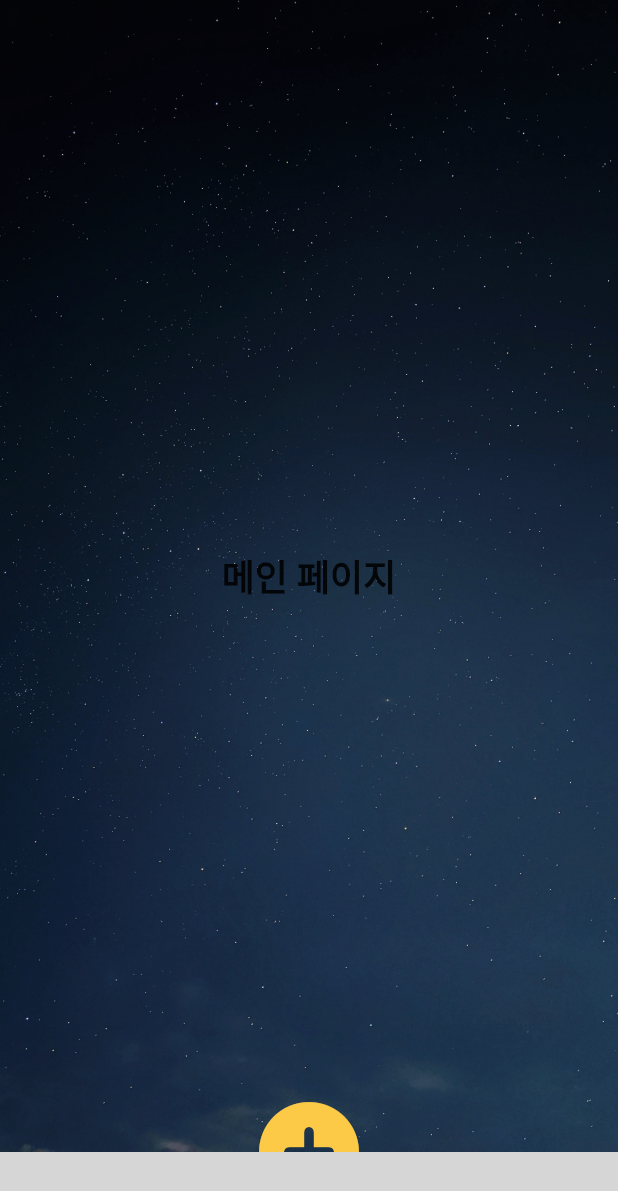
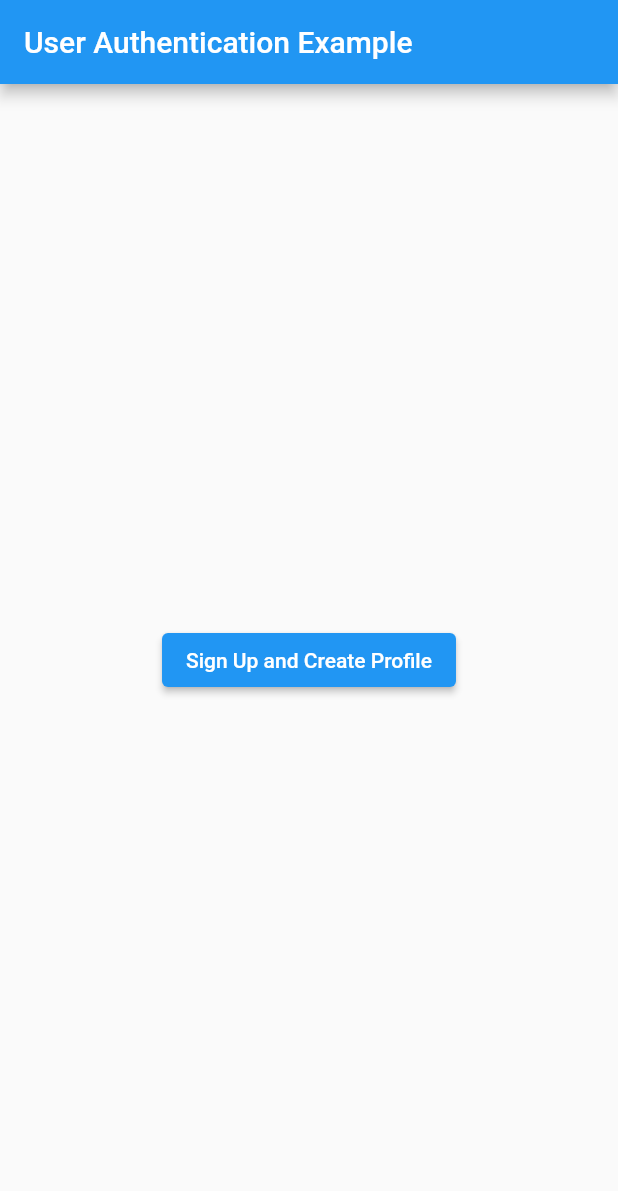
Before and after one commit to star-dark/spydir, a Flutter app: the screen it shows after launch, on a phone screen of 412 x 824 dp. Shown: the top 1191 px of the screen. Run offline on Flutter 3.47's test engine with Material 2 defaults, Android fonts, the phone set to English and light mode, and no system bars; our stand-ins replace cloud_firestore, firebase_auth, firebase_core, flutter_riverpod, font_awesome_flutter; missing offline and left inert: flutter_application_3; accounts and stored records are empty; statements that could not run were skipped; grey boxes are pictures that could not be loaded.

Commit message:
8/9_15:00
test

```diff
--- a/lib/main.dart
+++ b/lib/main.dart
@@ -1,99 +1,69 @@
+import 'package:firebase_auth/firebase_auth.dart';
+import 'package:firebase_core/firebase_core.dart';
 import 'package:flutter/material.dart';
-import 'package:spydir/pages/main_page.dart';
-import 'package:spydir/widgets/bottom_navigation_bar.dart';
-import 'package:spydir/pages/observe_page.dart';
-import 'package:spydir/pages/write_page.dart';
-import 'package:spydir/pages/calendar_page.dart';
-import 'package:spydir/pages/profile_page.dart';
-import 'package:spydir/screens/login_screen.dart';
-import 'package:spydir/widgets/floating_button.dart';
+import 'package:flutter_application_3/firebase_options.dart';
+import 'package:flutter_application_3/user_authentication.dart';
+import 'package:flutter_application_3/users/models/user_profile_model.dart';
+import 'package:flutter_application_3/users/repos/user_repository.dart';
+import 'package:flutter_riverpod/flutter_riverpod.dart';
 
-void main() {
-  runApp(const MainApp());
+final userRepo = UserRepository();
+
+Future<void> main() async {
+  WidgetsFlutterBinding.ensureInitialized();
+  await Firebase.initializeApp(
+    options: DefaultFirebaseOptions.currentPlatform,
+  );
+
+  runApp(
+    ProviderScope(
+      child: MyApp(),
+    ),
+  );
 }
 
-class MainApp extends StatefulWidget {
-  const MainApp({Key? key}) : super(key: key);
+class MyApp extends StatelessWidget {
+  final UserAuthentication _auth = UserAuthentication();
 
-  @override
-  State<MainApp> createState() => _MainAppState();
-}
-
-class _MainAppState extends State<MainApp> {
-//@@@@@@@@@@@@@@@@@@@@@@@@@@@@@@@@@@@@@@@@@@@@@@@@
-  bool isLogin = true; //로그인 상태 변경
-//@@@@@@@@@@@@@@@@@@@@@@@@@@@@@@@@@@@@@@@@@@@@@@@@
-  int _currentIndex = 0;
-
-  final List<Widget> _pages = [
-    const MainPage(),
-    const ObservePage(),
-    const WritePage(),
-    const CalendarPage(),
-    const ProfilePage(),
-  ];
+  MyApp({Key? key}) : super(key: key);
 
   @override
   Widget build(BuildContext context) {
-    Widget initialPage;
+    return MaterialApp(
+      home: Scaffold(
+        appBar: AppBar(title: const Text('User Authentication Example')),
+        body: Center(
+          child: Column(
+            mainAxisAlignment: MainAxisAlignment.center,
+            children: [
+              ElevatedButton(
+                onPressed: () async {
+                  await _auth.signUpWithEmailAndPassword(
+                      'test@example.com', 'password');
 
-    void set2() {
-      setState(() {
-        _currentIndex = 2;
-      });
-    }
+                  User? user = _auth.getCurrentUser();
+                  if (user != null) {
+                    UserProfileModel userProfile = UserProfileModel(
+                      uid: user.uid,
+                      email: user.email ?? '',
+                      name: 'Test User',
+                      bio: 'Hello, I am a test user!',
+                      link: 'https://example.com',
+                    );
 
-    if (isLogin) {
-      initialPage = const MainPage(); //로그인 상태라면 메인페이지로 이동
-    }
-
-    return MaterialApp(
-      theme: ThemeData(
-        primaryColor: const Color.fromRGBO(252, 202, 70, 1),
-        appBarTheme: const AppBarTheme(
-          backgroundColor: Colors.black,
-          centerTitle: true,
+                    await _createProfile(userProfile); // context를 제거
+                  }
+                },
+                child: const Text('Sign Up and Create Profile'),
+              ),
+            ],
+          ),
         ),
       ),
-      home: isLogin
-          ? Scaffold(
-              //로그인 상태라면 기능 정상작동 아니라면 로그인페이지로 이동
-              body: Container(
-//
-//기능 1. 기본 배경화면
-                decoration: const BoxDecoration(
-                  image: DecorationImage(
-                    image: AssetImage('images/init_screen.jpg'),
-                    fit: BoxFit.cover,
-                  ),
-                ),
-                child: _pages[_currentIndex],
-              ),
-
-//
-//기능 2. FloatingActionButton
-              floatingActionButton: //현재 글쓰기 페이지면 버튼 비활성화, 버튼을 누르면 글쓰기 페이지로 이동
-                  _currentIndex == 2
-                      ? null
-                      : FloatingButton(onTap: set2), //floating_button.dart
-              floatingActionButtonLocation:
-                  FloatingActionButtonLocation.centerDocked,
-
-//
-//기능 3. bottomNavigationBar
-              bottomNavigationBar: isLogin //로그인 상태면 활성화, 로그인 상태가 아니면 비활성화
-                  ? BottomNavigation(
-                      //bottom_navigation_bar.dart
-                      currentIndex: _currentIndex,
-                      onTap: (index) {
-                        setState(() {
-                          _currentIndex = index;
-                        });
-                      },
-                    )
-                  : null,
-            )
-          : const LogInScreen(), //login_screen.dart
     );
   }
+
+  Future<void> _createProfile(UserProfileModel userProfile) async {
+    await userRepo.createProfile(userProfile);
+  }
 }
--- /dev/null
+++ b/lib/user_authentication.dart
@@ -0,0 +1,40 @@
+import 'package:firebase_auth/firebase_auth.dart';
+
+class UserAuthentication {
+  final FirebaseAuth _auth;
+
+  UserAuthentication() : _auth = FirebaseAuth.instance;
+
+  // 회원가입
+  Future<void> signUpWithEmailAndPassword(String email, String password) async {
+    try {
+      await _auth.createUserWithEmailAndPassword(
+          email: email, password: password);
+    } catch (e) {
+      print('Error during sign up: $e');
+    }
+  }
+
+  // 로그인
+  Future<void> signInWithEmailAndPassword(String email, String password) async {
+    try {
+      await _auth.signInWithEmailAndPassword(email: email, password: password);
+    } catch (e) {
+      print('Error during sign in: $e');
+    }
+  }
+
+  // 로그아웃
+  Future<void> signOut() async {
+    try {
+      await _auth.signOut();
+    } catch (e) {
+      print('Error during sign out: $e');
+    }
+  }
+
+  // 현재 사용자 가져오기
+  User? getCurrentUser() {
+    return _auth.currentUser;
+  }
+}
--- /dev/null
+++ b/lib/users/models/user_profile_model.dart
@@ -0,0 +1,21 @@
+class UserProfileModel {
+  final String uid;
+  final String email;
+  final String name;
+  final String bio;
+  final String link;
+
+  UserProfileModel(
+      {required this.uid,
+      required this.email,
+      required this.name,
+      required this.bio,
+      required this.link});
+
+  UserProfileModel.empty()
+      : uid = "",
+        email = "",
+        name = "",
+        bio = "",
+        link = "";
+}
--- /dev/null
+++ b/lib/users/repos/user_repository.dart
@@ -0,0 +1,25 @@
+import 'package:cloud_firestore/cloud_firestore.dart';
+import 'package:spydir/users/models/user_profile_model.dart';
+import 'package:flutter_riverpod/flutter_riverpod.dart';
+
+class UserRepository {
+  final FirebaseFirestore _db = FirebaseFirestore.instance;
+
+  Future<void> createProfile(UserProfileModel user) async {
+    try {
+      await _db.collection('user_profiles').doc(user.uid).set({
+        'uid': user.uid,
+        'email': user.email,
+        'name': user.name,
+        'bio': user.bio,
+        'link': user.link,
+      });
+    } catch (e) {
+      print('Error during profile creation: $e');
+    }
+  }
+}
+
+final userRepo = Provider(
+  (ref) => UserRepository(),
+);
```
Also changed, not shown: lib/users/view_models/user_view_model.dart (added, +17 -0 lines), pubspec.yaml (+4 -4 lines), lib/firebase_options.dart (added).
